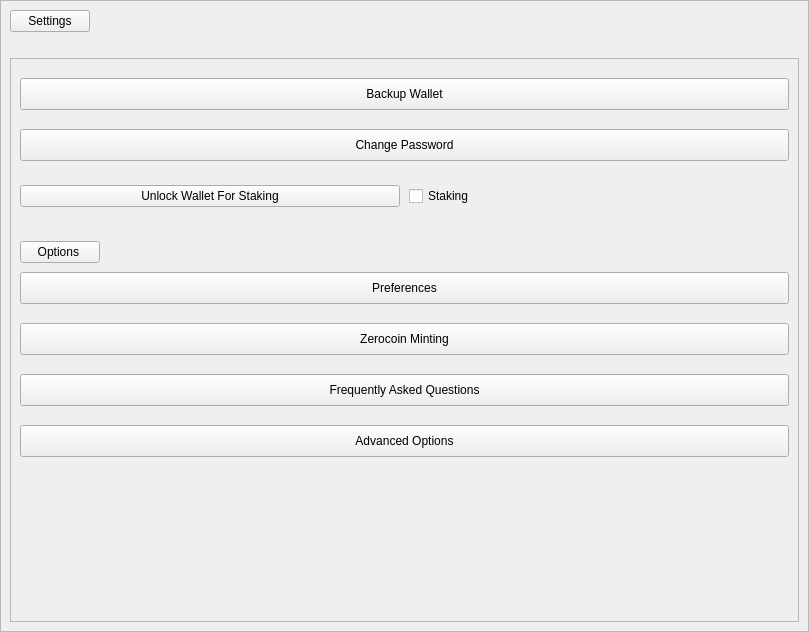
The window that src/qt/veil/forms/settingswidget.ui (Veil-Project/veil) describes before a commit, drawn with Qt 5.
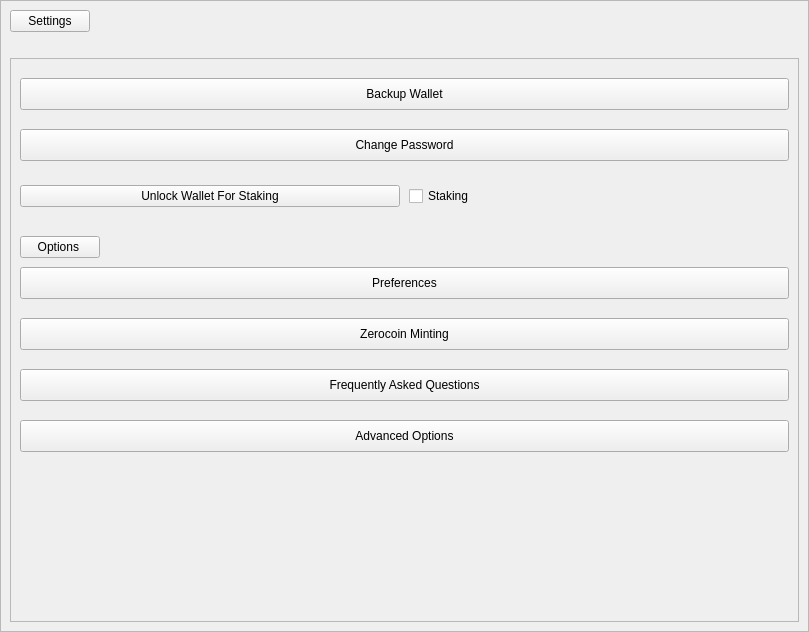
The same window after the commit.

The edit to the form file:
```diff
--- a/src/qt/veil/forms/settingswidget.ui
+++ b/src/qt/veil/forms/settingswidget.ui
@@ -218,7 +218,7 @@
              <number>5</number>
             </property>
             <property name="bottomMargin">
-             <number>5</number>
+             <number>0</number>
             </property>
             <item>
              <widget class="QPushButton" name="labelStacking">
```
